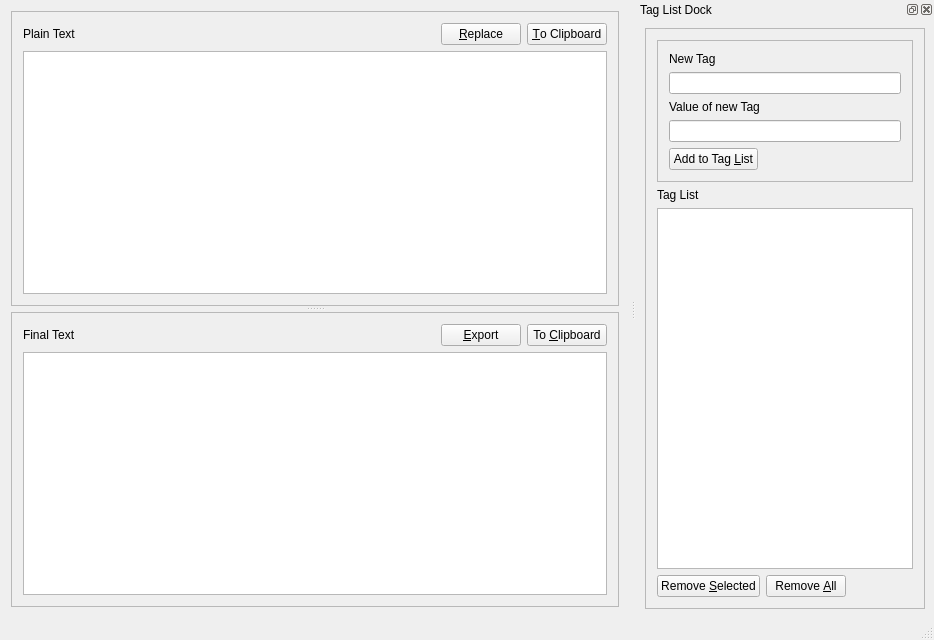
Before: the Qt Designer form qt5/Replacer/mainwindow.ui in Ernesuma/replacer, drawn with Qt 5.
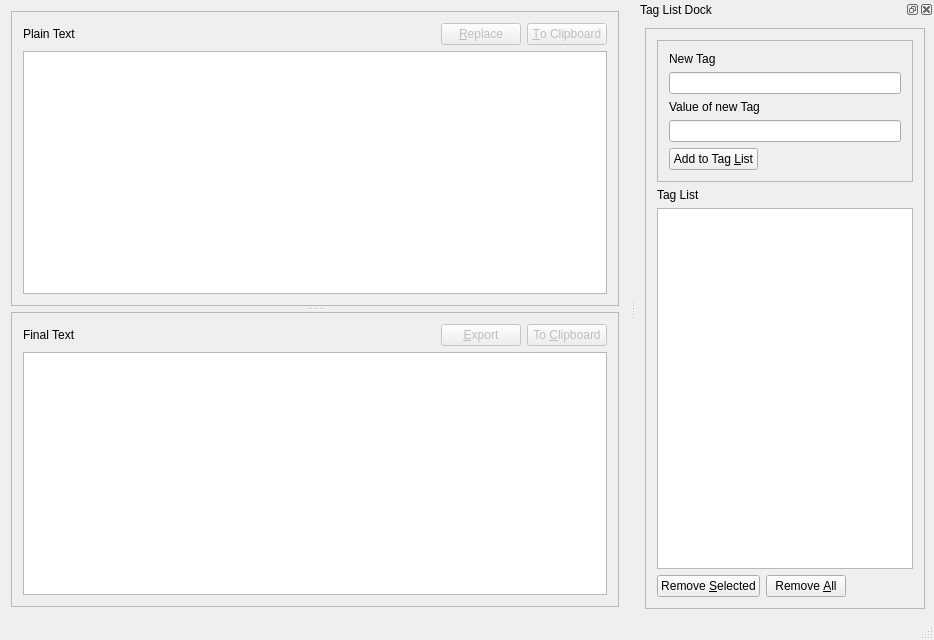
After: the same form once the commit is applied. Icons and pictures are not drawn.

Commit message: disable buttons when there is no function to them without the corresponding text

Diff of the .ui file:
```diff
--- a/qt5/Replacer/mainwindow.ui
+++ b/qt5/Replacer/mainwindow.ui
@@ -52,6 +52,9 @@
           </item>
           <item>
            <widget class="QPushButton" name="pushButton_replace">
+            <property name="enabled">
+             <bool>false</bool>
+            </property>
             <property name="text">
              <string>&amp;Replace</string>
             </property>
@@ -59,6 +62,9 @@
           </item>
           <item>
            <widget class="QPushButton" name="pushButton_c2c_plain">
+            <property name="enabled">
+             <bool>false</bool>
+            </property>
             <property name="text">
              <string>&amp;To Clipboard</string>
             </property>
@@ -100,6 +106,9 @@
           </item>
           <item>
            <widget class="QPushButton" name="pushButton_exportFinal">
+            <property name="enabled">
+             <bool>false</bool>
+            </property>
             <property name="text">
              <string>&amp;Export</string>
             </property>
@@ -107,6 +116,9 @@
           </item>
           <item>
            <widget class="QPushButton" name="pushButton_c2c_final">
+            <property name="enabled">
+             <bool>false</bool>
+            </property>
             <property name="text">
              <string>To &amp;Clipboard</string>
             </property>
```
The commit also changes 2 other files.
